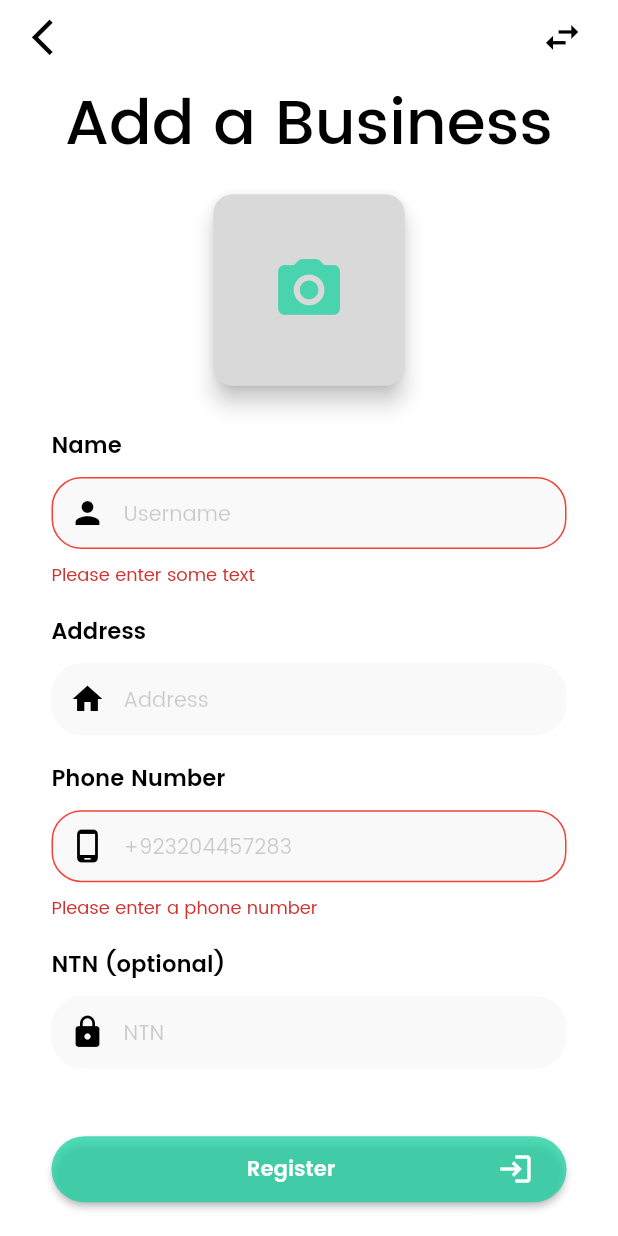
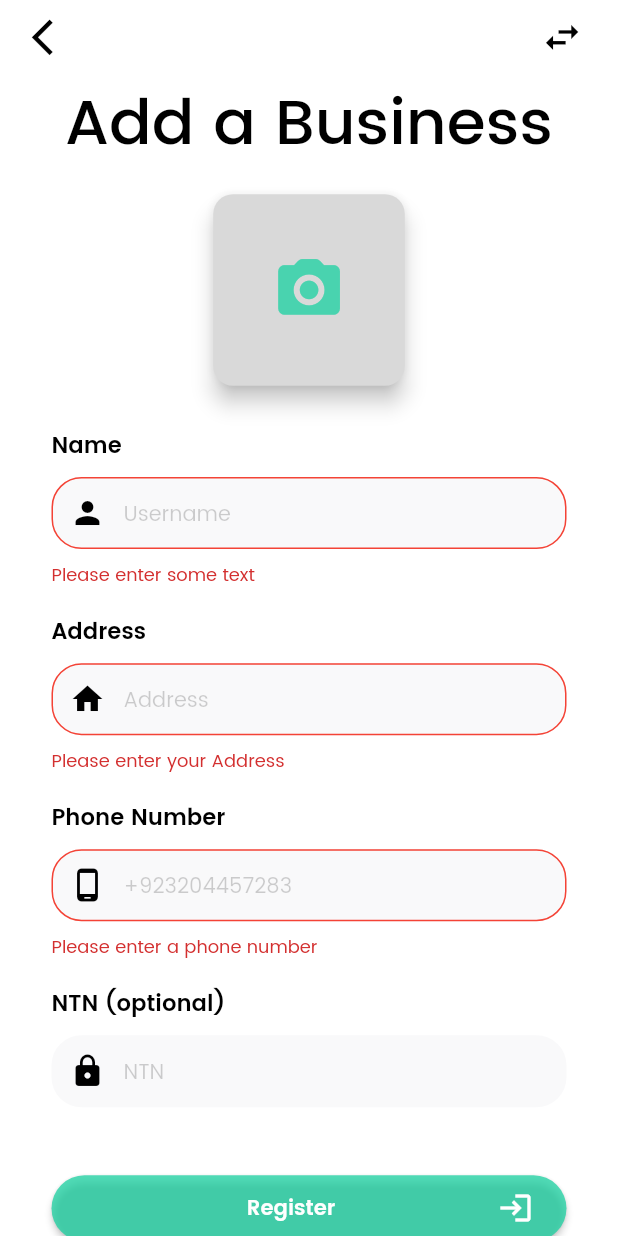
Before and after one commit to aswad546/BaltiApp, a Flutter app: the AddBusiness screen opened directly, after a tap on "Register", on a phone screen of 412 x 824 dp. Run offline on Flutter 3.47's test engine with Material 2 defaults, Android fonts, the phone set to English and light mode, and no system bars; our stand-ins replace image_picker.

Commit message:
Updated auth_form_field.dart

```diff
--- a/lib/widgets/auth_form_field.dart
+++ b/lib/widgets/auth_form_field.dart
@@ -28,6 +28,7 @@ class _AuthFormFieldState extends State<AuthFormField> {
   String? authFormValidator(value) {
     RegExp phoneNumberValid =
         RegExp(r'^((\+92)?(0092)?(92)?(0)?)(3)([0-9]{9})$/gm');
+    RegExp ntnValid = RegExp(r'^[0-9]{8}$');
 
     if (widget.fieldLabel == "Confirm Password") {
       if (value == null || value.isEmpty) {
@@ -59,6 +60,18 @@ class _AuthFormFieldState extends State<AuthFormField> {
       } else {
         return null;
       }
+    } else if (widget.fieldLabel == "Address") {
+      if (value == null || value.isEmpty) {
+        return 'Please enter your Address';
+      } else {
+        return null;
+      }
+    } else if (widget.fieldLabel == "NTN (optional)") {
+      // if (!ntnValid.hasMatch(value)) {
+      //   return 'Please enter phone number in correct format';
+      // } else {
+      //   return null;
+      // }
     }
     return null;
   }
```
